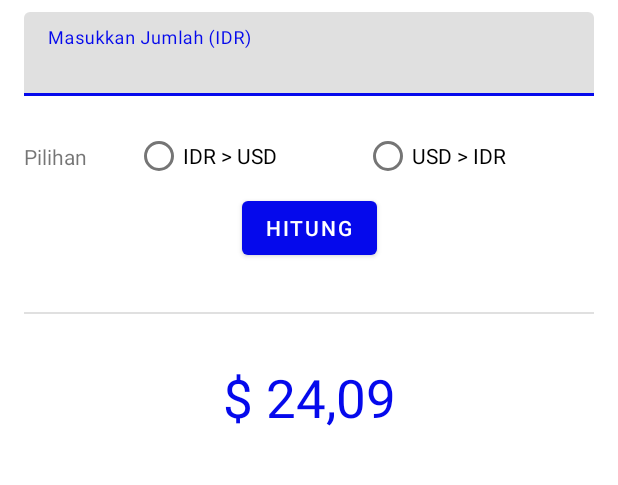
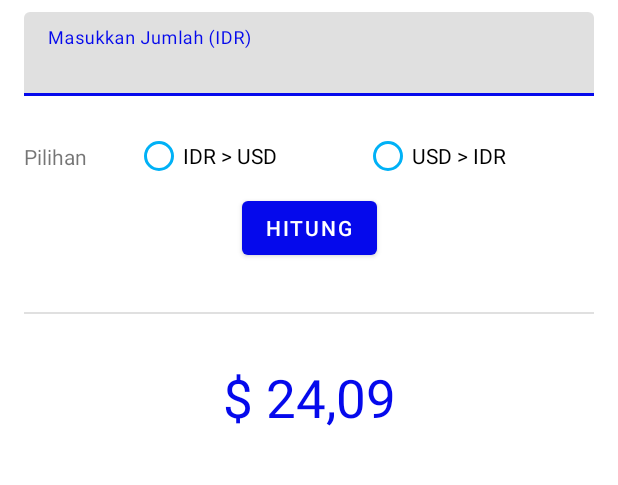
Before and after one commit to Hermanushasta/konversiMataUang, an Android app: the layout activity_main.xml on its own in the app's theme, with its tools: preview values and no code run, on a phone screen of 412 x 824 dp, the part 77-562 px from its top. Run offline under Robolectric (Android 15) with nearby library versions, the phone set to English and light mode, and no system bars; Roboto replaces fonts that are not available here.

Commit message:
final done

```diff
--- a/app/src/main/res/layout/activity_main.xml
+++ b/app/src/main/res/layout/activity_main.xml
@@ -76,14 +76,16 @@
                 android:layout_width="wrap_content"
                 android:layout_height="wrap_content"
                 android:layout_weight="1"
-                android:text="@string/idrToUsd" />
+                android:text="@string/idrToUsd"
+                android:buttonTint="@color/purple_200"/>
 
             <RadioButton
                 android:id="@+id/usdToIdrRadioButton"
                 android:layout_width="wrap_content"
                 android:layout_height="wrap_content"
                 android:layout_weight="1"
-                android:text="@string/usdToIdr" />
+                android:text="@string/usdToIdr"
+                android:buttonTint="@color/purple_200"/>
         </RadioGroup>
 
         <Button
--- a/app/src/main/res/values/strings.xml
+++ b/app/src/main/res/values/strings.xml
@@ -9,5 +9,6 @@
     <string name="idrToUsd">IDR > USD</string>
     <string name="usdToIdr">USD > IDR</string>
     <string name="radioInvalid">Pilih kurs terlebih dahulu</string>
-
+    <string name="usd_x">$ %1$s</string>
+    <string name="rp_x">Rp %1$s</string>
 </resources>
```
Also changed, not shown: app/src/main/java/org/d3if0043/konversimatauang/MainActivity.kt (+10 -5 lines).
